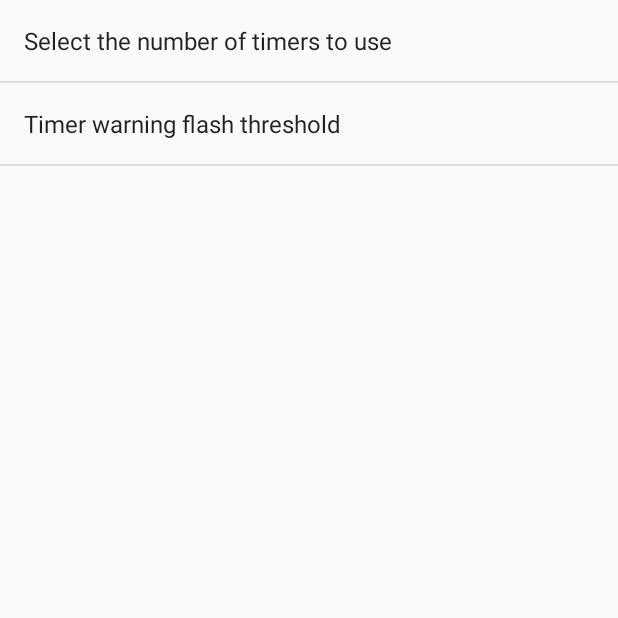
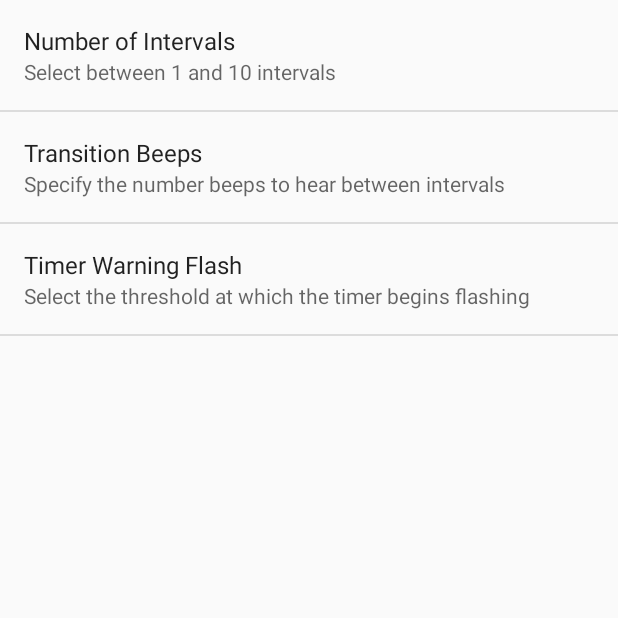
Before and after one commit to joenelsong/android_IntervalTimerMetronome, an Android app: the screen it shows after launch (SettingsActivity), after a tap on "SETTINGS", on a phone screen of 412 x 824 dp, the top half of it. Run offline under Robolectric (Android 15) with nearby library versions, the phone set to English and light mode, and no system bars; 2 other taps on this screen came first.

Commit message:
Faster Clock speed working, now goes as low as 15 bpm, also made animation more efficient and fixed a bug in the flashing animation

```diff
--- a/app/src/main/java/com/joeynelson/timer/MainActivity.java
+++ b/app/src/main/java/com/joeynelson/timer/MainActivity.java
@@ -6,15 +6,11 @@ import android.graphics.Color;
 import android.media.MediaPlayer;
 import android.os.CountDownTimer;
 import android.preference.PreferenceManager;
-import android.support.v4.app.FragmentActivity;
 import android.support.v4.app.FragmentManager;
 import android.support.v4.app.FragmentTransaction;
 import android.os.Bundle;
-import android.app.ActionBar;
-import android.support.v7.app.ActionBarActivity;
 import android.support.v7.app.AppCompatActivity;
 import android.util.Log;
-import android.view.Gravity;
 import android.view.Menu;
 import android.view.MenuItem;
 import android.view.View;
@@ -33,8 +29,8 @@ public class MainActivity extends AppCompatActivity implements View.OnClickListe
     /*** <USER SPECIFIED SETTINGS> ***/
     private SharedPreferences savedValues;
 
-    private static int mNumberOfControls;
-    private static boolean mUSER_TransitionTimer = true;
+    private static int mUSER_NumberOfControls;
+    private static int mUSER_NumberOfTransitionBeeps=0;
     private static int mUSER_TimerExpirationWarning;
 
     // clean up
@@ -52,6 +48,8 @@ public class MainActivity extends AppCompatActivity implements View.OnClickListe
     protected int mPreviousTimerIndex=-1;
     private ControlsFragment[] mControlsFragments;
 
+    protected int mTickCount;
+
     // Timer Helper Variables and Index Trackers
     private static final String FORMAT = "%02d:%02d:%02d"; // Format to output time for clock
     protected int mNumActiveTimerSwitches = -1; // Number of Switches turned on ( Calculated after the start button is pressed )
@@ -64,7 +62,7 @@ public class MainActivity extends AppCompatActivity implements View.OnClickListe
     protected int mMediaPlayer_Metronome_SOUNDFILE_ID = R.raw.weakpulse_20ms;
 
     protected MediaPlayer mMediaPlayer_Transition;
-    protected int mMediaPlayer_Transition_SOUNDFILE_ID = R.raw.getready_knivesharpen;
+    protected int mMediaPlayer_Transition_SOUNDFILE_ID = R.raw.transition_beep;
 
     protected MediaPlayer mMediaPlayer_End;
     protected int mMediaPlayer_End_SOUNDFILE_ID = R.raw.timer_end_buzzer;
@@ -101,10 +99,10 @@ public class MainActivity extends AppCompatActivity implements View.OnClickListe
         // Poll Number of Active Timers, Used to determine how long the sequence should be, so we know when to sound the final buzzer
         if (mNumActiveTimerSwitches == -1)  // Only needs to be run if mNumActiveTimerSwitches has not already ben set, otherwise it grows each itteration
         {
-            for (int i = 0; i < mNumberOfControls; i++) {
+            for (int i = 0; i < mUSER_NumberOfControls; i++) {
                 if (mControlsFragments[i].getSwitchState()) {
                     if (logging)
-                        Log.d("onClick", "if (mControlsFragments[i].getSwitchState())" + " getSwitchState(" + i + ") = " + mControlsFragments[i].getSwitchState());
+                        //Log.d("onClick", "if (mControlsFragments[i].getSwitchState())" + " getSwitchState(" + i + ") = " + mControlsFragments[i].getSwitchState());
                     mNumActiveTimerSwitches++;
                 }
 
@@ -116,8 +114,8 @@ public class MainActivity extends AppCompatActivity implements View.OnClickListe
             mStartButton.setEnabled(false);
             mStopButton.setEnabled(true); // Enable Stop Button
 
-            if (mTimerState.equals("STOPPED") && mActiveTimerIndex < mNumberOfControls)   // If a timer hasn't already started then start one, If a timer has started, dont start another one!
-            { Log.d("onClick", "if (mTimerState.equals(\"STOPPED\") && mActiveTimerIndex < mNumberOfControls)");
+            if (mTimerState.equals("STOPPED") && mActiveTimerIndex < mUSER_NumberOfControls)   // If a timer hasn't already started then start one, If a timer has started, dont start another one!
+            { Log.d("onClick", "if (mTimerState.equals(\"STOPPED\") && mActiveTimerIndex < mUSER_NumberOfControls)");
                 mTimerState = "STARTED";
 
                 // Exit function is invalid inputs are present in the timers
@@ -132,12 +130,14 @@ public class MainActivity extends AppCompatActivity implements View.OnClickListe
                     int secs = mControlsFragments[mActiveTimerIndex].getSeconds();
 
                     // Calculate Clock tick speed for metronome
-                    float denominator = mControlsFragments[mActiveTimerIndex].getBpm()/60; // Calculate beats per second by dividing BPM by 60 seconds (60 seconds in 1 minute)
-                    Log.d("onClick", "  Create CountDownTimer denominator = " + denominator);
-                    int tickrate = Math.round( 1000/denominator );  // 1000ms divided by beats per second // Rounded to conver to integer
+
+                    int bps = mControlsFragments[mActiveTimerIndex].getBpm()/15; // beats per second @ enhanced speed (that is why it's 15)
+                    int tickRate = Math.round( 1000/bps );  // 1000ms divided by beats per second // Rounded to conver to integer
+
+                    Log.d("onClick", "  Create CountDownTimer realTickRate = " + tickRate);
 
                     // Create CountDownTimer
-                    CreateCountDownTimer( hrs * 3600000 + mins*60000 + secs * 1000, tickrate);
+                    CreateCountDownTimer(hrs * 3600000 + mins * 60000 + secs * 1000, tickRate);
                 }
                 else // This is when the next timer is not in the queue, i.e. the switch is off, so to pass it to check the next timer we must do the following
                 {
@@ -187,7 +187,7 @@ public class MainActivity extends AppCompatActivity implements View.OnClickListe
      ****************************************/
 
     private void CleanUp() {
-        for (int i = 0; i<mNumberOfControls; i++) // too confusing trying to figure out which control to unhighlight, so lets just unhighlight them all
+        for (int i = 0; i< mUSER_NumberOfControls; i++) // too confusing trying to figure out which control to unhighlight, so lets just unhighlight them all
             unhighlightTimer(i);
 
         mActiveTimerIndex = 0;
@@ -210,25 +210,24 @@ public class MainActivity extends AppCompatActivity implements View.OnClickListe
         }
     }
 
-    private boolean ValidInputsCheck()
+    private boolean ValidInputsCheck() // run any form field validation checks here
     {
         for (ControlsFragment ctrl : mControlsFragments) {
-            if (ctrl.getBpm() < 60) {
-                Toast.makeText(this, "Error: BPM must be at least 60", Toast.LENGTH_LONG).show();
+            if (ctrl.getBpm() < 15 && ctrl.getBpm()!=0) {
+                Toast.makeText(this, "Error: BPM must be at least 15 or 0 to disable sound", Toast.LENGTH_LONG).show();
                 return false;
             }
-            if (ctrl.getBpm() > 240) {
-                Toast.makeText(this, "Error: BPM must be at most < 240", Toast.LENGTH_LONG).show();
+            if (ctrl.getBpm() > 360) {
+                Toast.makeText(this, "Error: BPM must be at most < 360", Toast.LENGTH_LONG).show();
                 return false;
             }
         }
         return true;
     }
 
-
+/*** Create the Countdown Timer ***/
     public void CreateCountDownTimer(int ms, int Tickrate)
     { if (logging) Log.d("CreateCountDownTimer", "Start");
-
 
         // Timer Highlight Logic
         if (mPreviousTimerIndex != -1){
@@ -240,15 +239,21 @@ public class MainActivity extends AppCompatActivity implements View.OnClickListe
 
         mTimer = new CountDownTimer(ms, Tickrate) { // adjust the milli seconds here
             int BPM = mControlsFragments[mActiveTimerIndex].getBpm();
+            int TickCount = 0;
+
 
             public void onTick(long millisUntilFinished) {
 
                 if(mTimerState.equals("STARTED")) {
+
                     /******** METRONOME SOUND *********/
                     if (BPM!= 0) {
-                        //mMediaPlayer_Metronome.release();
-                        mMediaPlayer_Metronome.start();
+                        if (TickCount%4 ==0) {
+                            //mMediaPlayer_Metronome.release();
+                            mMediaPlayer_Metronome.start();
+                        }
                     }
+
 
                     mTime.setText("" + String.format(FORMAT,
                             TimeUnit.MILLISECONDS.toHours(millisUntilFinished),
@@ -263,8 +268,11 @@ public class MainActivity extends AppCompatActivity implements View.OnClickListe
                         mTimer.cancel();
                     }
                     if (millisUntilFinished <= mUSER_TimerExpirationWarning) {  // 5 second visual flash warning that the timer is about to expire
+                        if (mFlashingTextAnimation.hasEnded() || !mFlashingTextAnimation.hasStarted())
                         mTime.startAnimation(mFlashingTextAnimation);
+                        if (logging) Log.d("CreateCountDownTimer", "if (mFlashingTextAnimation.hasEnded() || !mFlashingTextAnimation.hasStarted()) = " + (mFlashingTextAnimation.hasEnded() || !mFlashingTextAnimation.hasStarted()));
                     }
+                    TickCount++;
                 }
             }
 
@@ -273,6 +281,8 @@ public class MainActivity extends AppCompatActivity implements View.OnClickListe
 
                 mTime.setText("00:00:00");
                 mNumActiveTimerSwitches--;
+                mTime.clearAnimation(); // stops flashing text if it is taking place
+
 
                 /******** One Final Metronome sound *********/
                 if (BPM!= 0) {    mMediaPlayer_Metronome.start();        }
@@ -282,11 +292,13 @@ public class MainActivity extends AppCompatActivity implements View.OnClickListe
 
                     /******** ::SOUND:: Inter Timer Get Ready SOUND *********/
 
-                    if(mUSER_TransitionTimer) {     mMediaPlayer_Transition.start();    }
+                    for(int i = 0; i < mUSER_NumberOfTransitionBeeps; i++) {
+                        mMediaPlayer_Transition.start();
+                        while (mMediaPlayer_Transition.isPlaying()) { // Stall for audio play loop
+                        }
+                    }
 
-                    while (mMediaPlayer_Transition.isPlaying()) {
 
-                    }
                 }
                     mTimerState = "STOPPED";
                     mActiveTimerIndex = mActiveTimerIndex + 1;
@@ -304,7 +316,7 @@ public class MainActivity extends AppCompatActivity implements View.OnClickListe
 
     public void endhighlightTimer(int x)    {        mControlsFragments[x].setLayoutColor(Color.RED);    }
 
-    public void setNewActiveTimerIndex(int x)   { mActiveTimerIndex=+1%mNumberOfControls; }
+    public void setNewActiveTimerIndex(int x)   { mActiveTimerIndex=+1% mUSER_NumberOfControls; }
 
 
 
@@ -337,13 +349,14 @@ public class MainActivity extends AppCompatActivity implements View.OnClickListe
 
     @Override protected void onResume()
     {   if (logging) Log.d("MainActivity", "Start: OnResume()");
+        System.out.println(mActiveTimerIndex);
         super.onResume();
         /* ************************************************************** *
         *                       Load User Settings                        *
         * *************************************************************** */
 
-        // number of timer controls
-        mNumberOfControls = Integer.parseInt(savedValues.getString("pref_num_of_timers", "5"));
+        mUSER_NumberOfControls = Integer.parseInt(savedValues.getString("pref_num_of_timers", "3"));
+        mUSER_NumberOfTransitionBeeps = Integer.parseInt(savedValues.getString("pref_num_of_transition_beeps", "5"));
         mUSER_TimerExpirationWarning = Integer.parseInt(savedValues.getString("pref_expiration_warning_duration", "10000"));
 
 
@@ -374,12 +387,11 @@ public class MainActivity extends AppCompatActivity implements View.OnClickListe
                 }
             }
 
-
             /***************************************************************************************
              *    Dynamically create fragments based on number of controls specified by the user    *
              **************************************************************************************/
-            for (int i = 0; i < mNumberOfControls; i++) {
-                tag = "cfrag"+i;
+            for (int i = 0; i < mUSER_NumberOfControls; i++) {
+                tag = "cfrag" + i;
                 ctrlfrag = new ControlsFragment();
                 fragTran.add(R.id.fragment_container, ctrlfrag, tag);
             }
@@ -388,8 +400,8 @@ public class MainActivity extends AppCompatActivity implements View.OnClickListe
             fragMan.executePendingTransactions();
 
             // Populate Fragments Array to reference fragments that were just created
-            mControlsFragments = new ControlsFragment[mNumberOfControls];
-            for (int b = 0; b < mNumberOfControls; b++) {
+            mControlsFragments = new ControlsFragment[mUSER_NumberOfControls];
+            for (int b = 0; b < mUSER_NumberOfControls; b++) {
                 tag = "cfrag"+b;
                 mControlsFragments[b] = (ControlsFragment) getSupportFragmentManager().findFragmentByTag(tag); //if (logging) Log.d("ClockFragment", "OnClick = " + cFrag);
             }
@@ -401,8 +413,8 @@ public class MainActivity extends AppCompatActivity implements View.OnClickListe
     @Override
     protected void onPause() {  if (logging) Log.d("MainActivity", "Start: onPause()");
         super.onPause();
-        mStopButton.setEnabled(true);
-        this.onClick(mStopButton);
+       // mStopButton.setEnabled(true);
+        //this.onClick(mStopButton);
        // mMediaPlayer_Metronome.stop();
        // mMediaPlayer_Transition.stop();
        // mMediaPlayer_End.stop();
--- a/app/src/main/res/xml/activity_settings.xml
+++ b/app/src/main/res/xml/activity_settings.xml
@@ -3,15 +3,30 @@
 
     <ListPreference
         android:key="pref_num_of_timers"
+        android:defaultValue="3"
         android:entries="@array/timer_count_options"
         android:entryValues="@array/timer_count_options"
-        android:title="Select the number of timers to use">
+        android:title="Number of Intervals"
+        android:summary="Select between 1 and 10 intervals"
+        >
     </ListPreference>
+    <EditTextPreference
+        android:key="pref_num_of_transition_beeps"
+        android:title="Transition Beeps"
+        android:summary="Specify the number beeps to hear between intervals"
+        android:defaultValue="5"
+        android:inputType="number"
+        android:textSize="@dimen/abc_text_size_small_material"
+        >
+
+    </EditTextPreference>
     <ListPreference
         android:key="pref_expiration_warning_duration"
+        android:defaultValue="2"
         android:entries="@array/expiration_warning_options"
         android:entryValues="@array/expiration_warning_values"
-        android:title="Timer warning flash threshold">
+        android:title="Timer Warning Flash"
+        android:summary="Select the threshold at which the timer begins flashing">
     </ListPreference>
 
 </PreferenceScreen>
```
Also changed, not shown: 7 other files.
